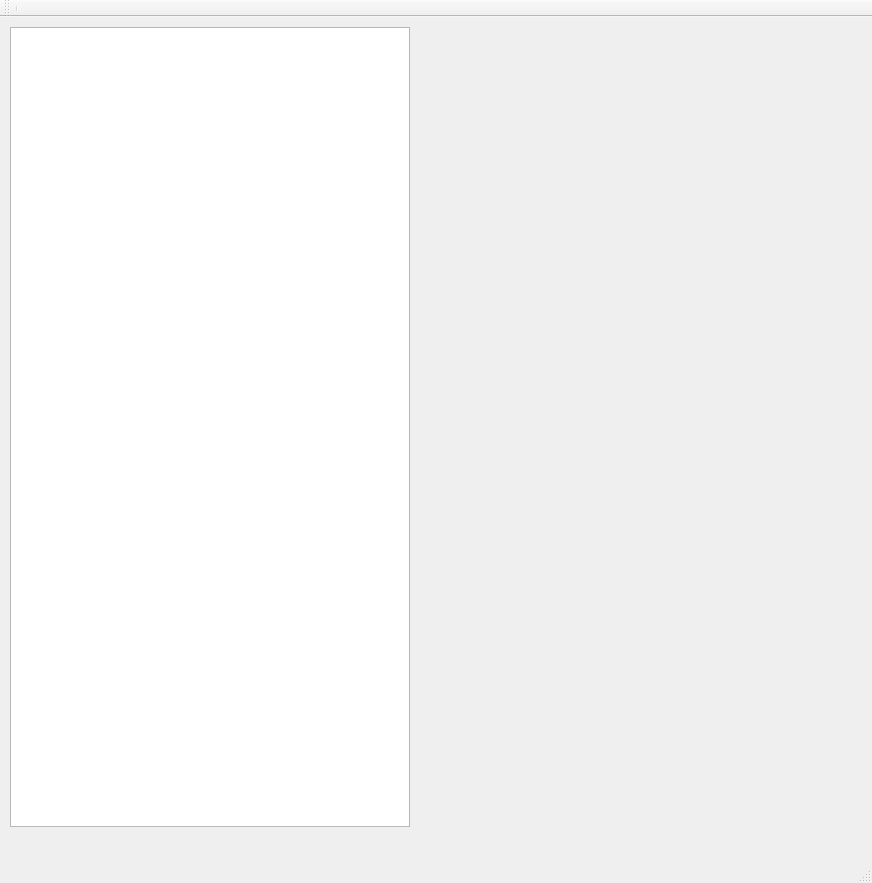
Qt form mainwindow.ui (YEN-PO-CHEN/Doodle_Jump) before a commit.
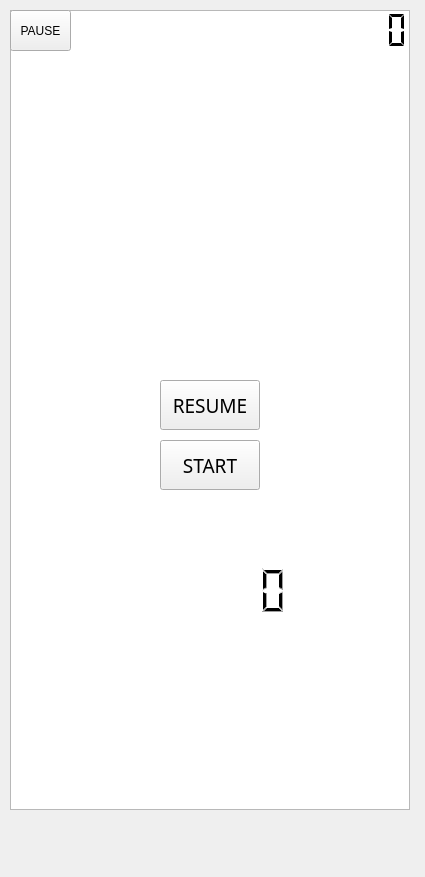
The same form after that commit.

Diff of the .ui file:
```diff
--- a/mainwindow.ui
+++ b/mainwindow.ui
@@ -6,8 +6,8 @@
    <rect>
     <x>0</x>
     <y>0</y>
-    <width>872</width>
-    <height>883</height>
+    <width>425</width>
+    <height>877</height>
    </rect>
   </property>
   <property name="windowTitle">
@@ -30,27 +30,105 @@
      <enum>Qt::ScrollBarAlwaysOff</enum>
     </property>
    </widget>
+   <widget class="QLCDNumber" name="scoreLCD">
+    <property name="geometry">
+     <rect>
+      <x>270</x>
+      <y>10</y>
+      <width>141</width>
+      <height>41</height>
+     </rect>
+    </property>
+    <property name="frameShape">
+     <enum>QFrame::NoFrame</enum>
+    </property>
+    <property name="digitCount">
+     <number>7</number>
+    </property>
+    <property name="segmentStyle">
+     <enum>QLCDNumber::Flat</enum>
+    </property>
+    <property name="value" stdset="0">
+     <double>0.000000000000000</double>
+    </property>
+    <property name="intValue" stdset="0">
+     <number>0</number>
+    </property>
+   </widget>
+   <widget class="QPushButton" name="pause_Button">
+    <property name="geometry">
+     <rect>
+      <x>10</x>
+      <y>10</y>
+      <width>61</width>
+      <height>41</height>
+     </rect>
+    </property>
+    <property name="focusPolicy">
+     <enum>Qt::StrongFocus</enum>
+    </property>
+    <property name="text">
+     <string>PAUSE</string>
+    </property>
+   </widget>
+   <widget class="QPushButton" name="rstrt_Button">
+    <property name="geometry">
+     <rect>
+      <x>160</x>
+      <y>380</y>
+      <width>100</width>
+      <height>50</height>
+     </rect>
+    </property>
+    <property name="font">
+     <font>
+      <family>SetoFont</family>
+      <pointsize>14</pointsize>
+     </font>
+    </property>
+    <property name="text">
+     <string>RESUME</string>
+    </property>
+   </widget>
+   <widget class="QPushButton" name="start_Button">
+    <property name="geometry">
+     <rect>
+      <x>160</x>
+      <y>440</y>
+      <width>100</width>
+      <height>50</height>
+     </rect>
+    </property>
+    <property name="font">
+     <font>
+      <family>SetoFont</family>
+      <pointsize>14</pointsize>
+     </font>
+    </property>
+    <property name="text">
+     <string>START</string>
+    </property>
+    <property name="autoDefault">
+     <bool>false</bool>
+    </property>
+   </widget>
+   <widget class="QLCDNumber" name="dead_LCD">
+    <property name="geometry">
+     <rect>
+      <x>130</x>
+      <y>550</y>
+      <width>161</width>
+      <height>81</height>
+     </rect>
+    </property>
+    <property name="frameShape">
+     <enum>QFrame::NoFrame</enum>
+    </property>
+    <property name="digitCount">
+     <number>6</number>
+    </property>
+   </widget>
   </widget>
-  <widget class="QMenuBar" name="menuBar">
-   <property name="geometry">
-    <rect>
-     <x>0</x>
-     <y>0</y>
-     <width>872</width>
-     <height>24</height>
-    </rect>
-   </property>
-  </widget>
-  <widget class="QToolBar" name="mainToolBar">
-   <attribute name="toolBarArea">
-    <enum>TopToolBarArea</enum>
-   </attribute>
-   <attribute name="toolBarBreak">
-    <bool>false</bool>
-   </attribute>
-   <addaction name="separator"/>
-  </widget>
-  <widget class="QStatusBar" name="statusBar"/>
  </widget>
  <layoutdefault spacing="6" margin="11"/>
  <resources/>
```
